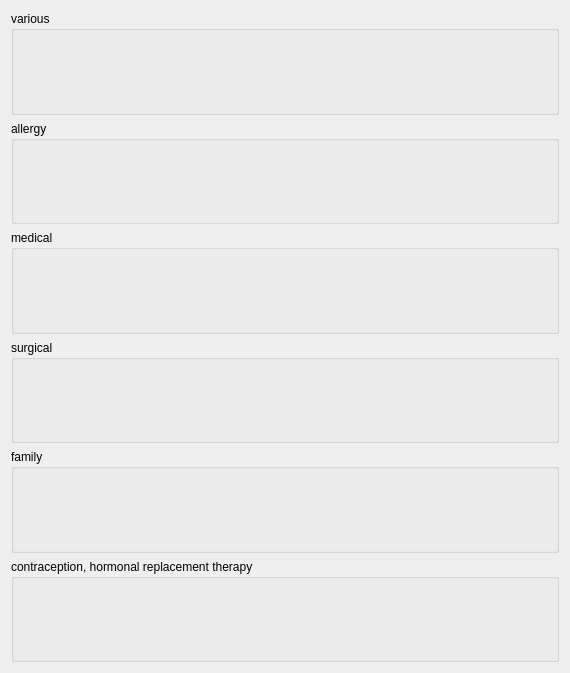
First picture: the form in subforms/chave/pmh/ui/xx/pmh.ui, repository jeromecc/freehealth-ehr-france, before the edit.
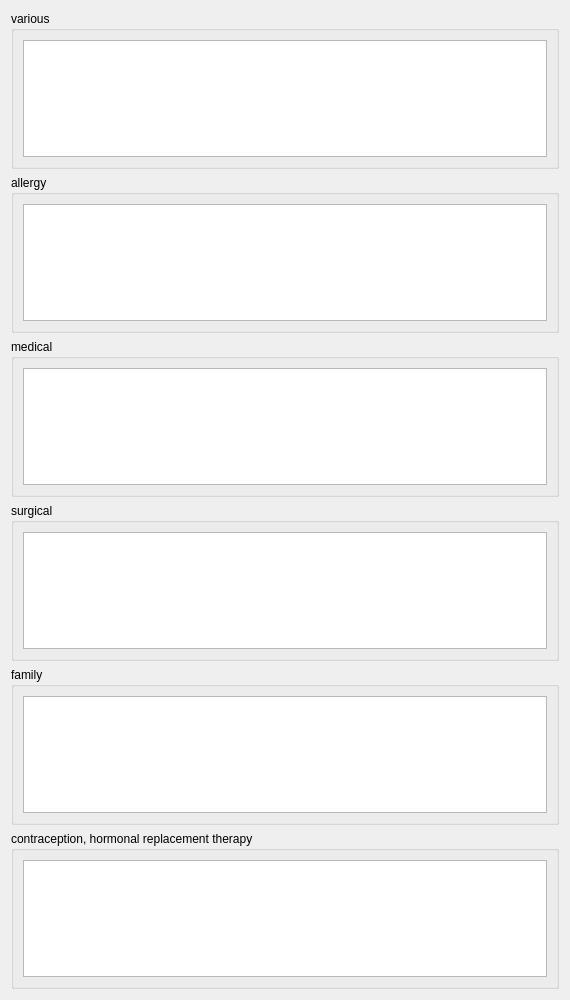
Second picture: the form after the edit.

What changed in the file:
```diff
--- a/subforms/chave/pmh/ui/xx/pmh.ui
+++ b/subforms/chave/pmh/ui/xx/pmh.ui
@@ -7,7 +7,7 @@
     <x>0</x>
     <y>0</y>
     <width>570</width>
-    <height>673</height>
+    <height>1000</height>
    </rect>
   </property>
   <property name="windowTitle">
@@ -21,7 +21,14 @@
      </property>
      <layout class="QGridLayout" name="gridLayout_4">
       <item row="0" column="0">
-       <layout class="QHBoxLayout" name="variousLayout"/>
+       <widget class="QTextEdit" name="variousTextEdit">
+        <property name="sizePolicy">
+         <sizepolicy hsizetype="Expanding" vsizetype="Expanding">
+          <horstretch>0</horstretch>
+          <verstretch>0</verstretch>
+         </sizepolicy>
+        </property>
+       </widget>
       </item>
      </layout>
     </widget>
@@ -33,7 +40,14 @@
      </property>
      <layout class="QGridLayout" name="gridLayout_2">
       <item row="0" column="0">
-       <layout class="QHBoxLayout" name="allergyLayout"/>
+       <widget class="QTextEdit" name="allergyTextEdit">
+        <property name="sizePolicy">
+         <sizepolicy hsizetype="Expanding" vsizetype="Expanding">
+          <horstretch>0</horstretch>
+          <verstretch>0</verstretch>
+         </sizepolicy>
+        </property>
+       </widget>
       </item>
      </layout>
     </widget>
@@ -45,7 +59,7 @@
      </property>
      <layout class="QGridLayout" name="gridLayout">
       <item row="0" column="0">
-       <layout class="QHBoxLayout" name="medicalLayout"/>
+       <widget class="QTextEdit" name="medicalTextEdit"/>
       </item>
      </layout>
     </widget>
@@ -57,7 +71,7 @@
      </property>
      <layout class="QGridLayout" name="gridLayout_3">
       <item row="0" column="0">
-       <layout class="QHBoxLayout" name="surgicalLayout"/>
+       <widget class="QTextEdit" name="surgicalTextEdit"/>
       </item>
      </layout>
     </widget>
@@ -69,7 +83,7 @@
      </property>
      <layout class="QVBoxLayout" name="verticalLayout_2">
       <item>
-       <layout class="QHBoxLayout" name="familyLayout"/>
+       <widget class="QTextEdit" name="familyTextEdit"/>
       </item>
      </layout>
     </widget>
@@ -81,7 +95,7 @@
      </property>
      <layout class="QVBoxLayout" name="verticalLayout_3">
       <item>
-       <layout class="QHBoxLayout" name="contraceptionLayout"/>
+       <widget class="QTextEdit" name="contraceptionTextEdit"/>
       </item>
      </layout>
     </widget>
```
